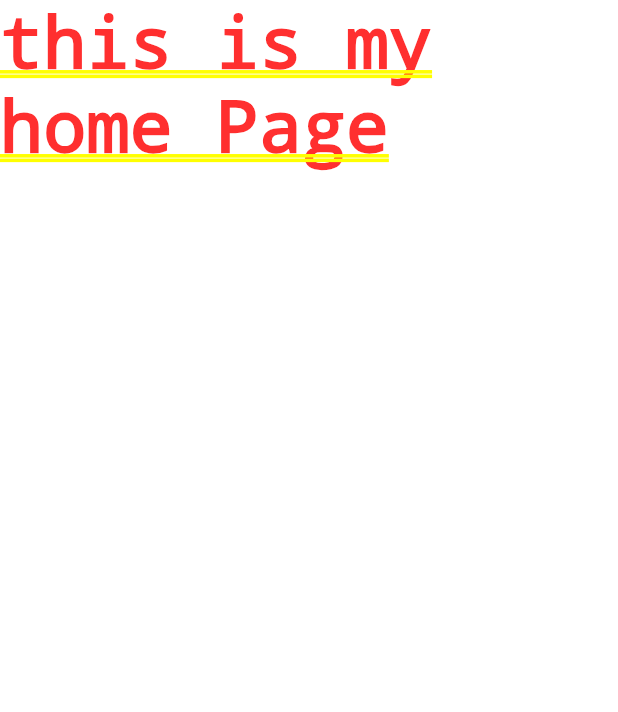
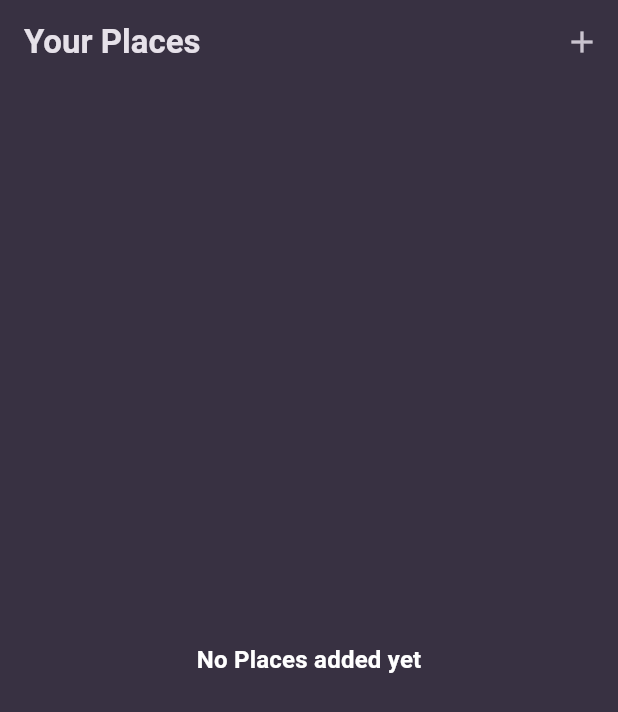
Before and after one commit to ikhsanmuhamad22/flutter-favorite_places, a Flutter app: the screen it shows after launch, on a phone screen of 412 x 824 dp. Shown: the top 712 px of the screen. Run offline on Flutter 3.47's test engine with Material 3 defaults, Android fonts, the phone set to English and light mode, and no system bars; our stand-ins replace google_fonts.

Commit message:
add: all screen

```diff
--- a/lib/main.dart
+++ b/lib/main.dart
@@ -1,3 +1,4 @@
+import 'package:favorite_places_app/screens/list_places.dart';
 import 'package:flutter/material.dart';
 
 import 'package:google_fonts/google_fonts.dart';
@@ -5,12 +6,11 @@ import 'package:google_fonts/google_fonts.dart';
 final colorScheme = ColorScheme.fromSeed(
   brightness: Brightness.dark,
   seedColor: const Color.fromARGB(255, 102, 6, 247),
-  background: const Color.fromARGB(255, 56, 49, 66),
+  surface: const Color.fromARGB(255, 56, 49, 66),
 );
 
 final theme = ThemeData().copyWith(
-  useMaterial3: true,
-  scaffoldBackgroundColor: colorScheme.background,
+  scaffoldBackgroundColor: colorScheme.surface,
   colorScheme: colorScheme,
   textTheme: GoogleFonts.ubuntuCondensedTextTheme().copyWith(
     titleSmall: GoogleFonts.ubuntuCondensed(
@@ -39,7 +39,7 @@ class MyApp extends StatelessWidget {
     return MaterialApp(
       title: 'Great Places',
       theme: theme,
-      home: Text('this is my home Page'),
+      home: ListPlaces(),
     );
   }
 }
--- /dev/null
+++ b/lib/screens/list_places.dart
@@ -0,0 +1,33 @@
+import 'package:favorite_places_app/screens/new_places.dart';
+import 'package:flutter/material.dart';
+
+class ListPlaces extends StatefulWidget {
+  const ListPlaces({super.key});
+
+  @override
+  State<ListPlaces> createState() => _ListPlacesState();
+}
+
+class _ListPlacesState extends State<ListPlaces> {
+  void _addPlace() {
+    Navigator.of(context).push(MaterialPageRoute(
+      builder: (context) => NewPlaces(),
+    ));
+  }
+
+  @override
+  Widget build(BuildContext context) {
+    return Scaffold(
+      appBar: AppBar(
+        title: Text('Your Places'),
+        actions: [IconButton(onPressed: _addPlace, icon: Icon(Icons.add))],
+      ),
+      body: Center(
+        child: Text(
+          'No Places added yet',
+          style: Theme.of(context).textTheme.titleMedium,
+        ),
+      ),
+    );
+  }
+}
```
Also changed, not shown: lib/screens/new_places.dart (added, +35 -0 lines), 1 other file.
